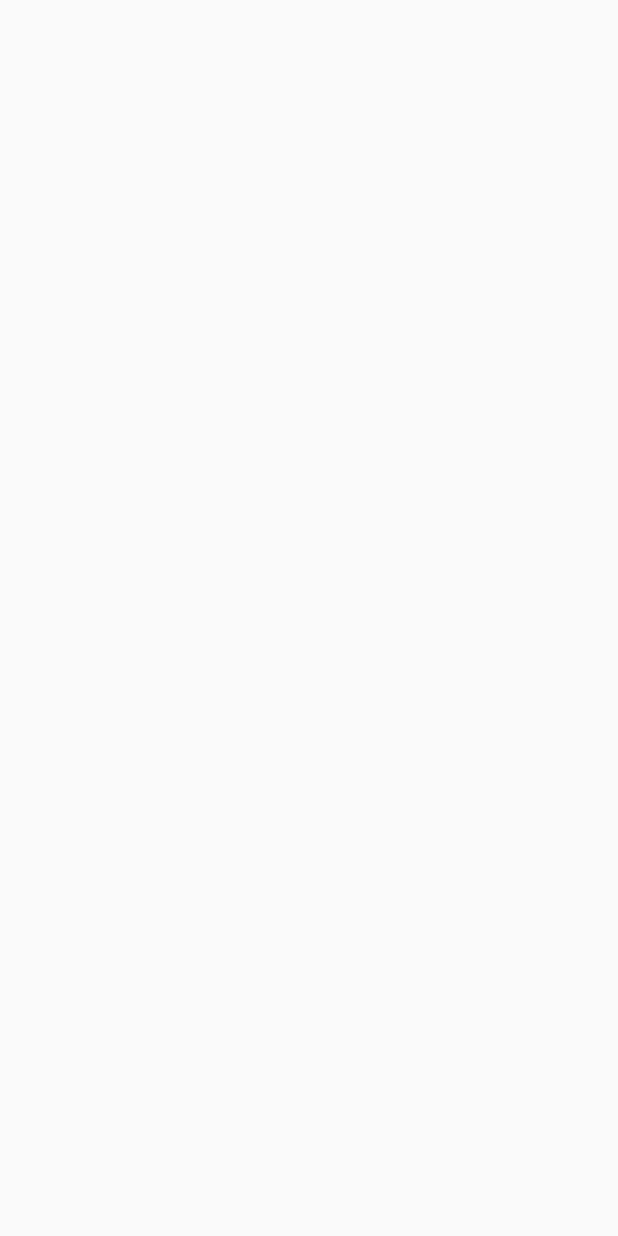
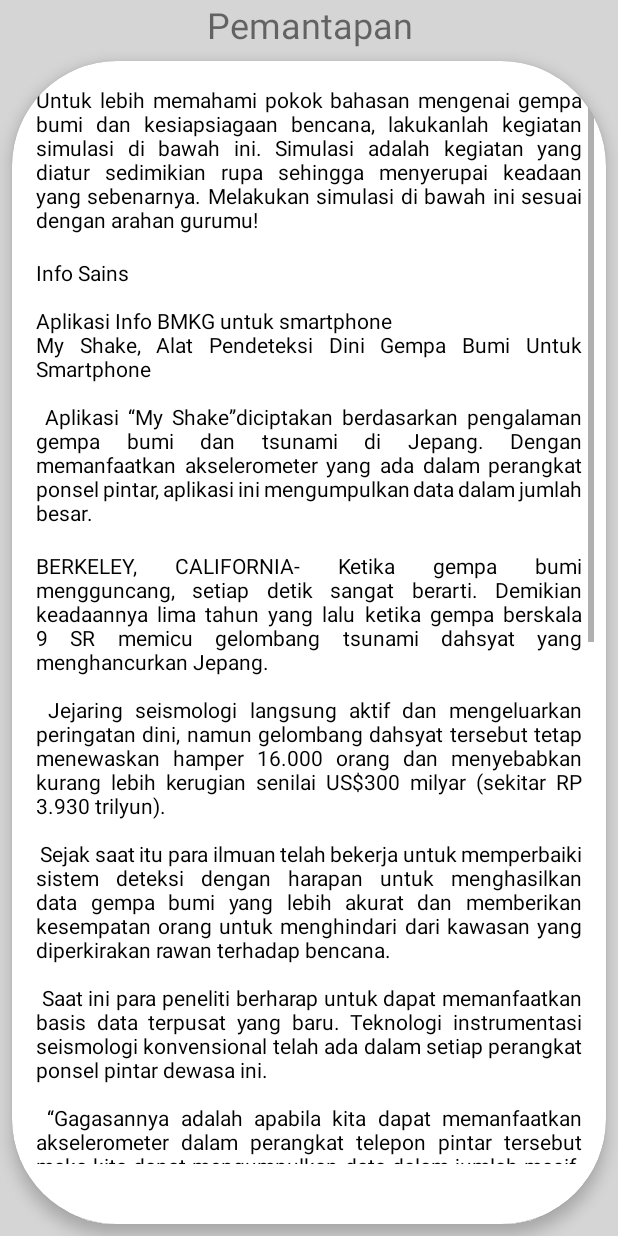
Before and after one commit to FazaAzizi/bookApps, an Android app: the st3PemantapanActivity screen opened directly, with no data from a screen before it, on a phone screen of 412 x 824 dp. Before the commit the screen is empty. Run offline under Robolectric (Android 15) with nearby library versions, the phone set to English and light mode, and no system bars.

Commit message:
pemantapan

```diff
--- a/app/src/main/res/layout/activity_st3_pemantapan.xml
+++ b/app/src/main/res/layout/activity_st3_pemantapan.xml
@@ -1,9 +1,91 @@
 <?xml version="1.0" encoding="utf-8"?>
-<androidx.constraintlayout.widget.ConstraintLayout xmlns:android="http://schemas.android.com/apk/res/android"
+<LinearLayout xmlns:android="http://schemas.android.com/apk/res/android"
     xmlns:app="http://schemas.android.com/apk/res-auto"
     xmlns:tools="http://schemas.android.com/tools"
+    xmlns:card_view="http://schemas.android.com/apk/res-auto"
     android:layout_width="match_parent"
     android:layout_height="match_parent"
+    android:orientation="vertical"
+    android:background="@color/bkg"
     tools:context=".st3.st3PemantapanActivity">
 
-</androidx.constraintlayout.widget.ConstraintLayout>
+
+    <TextView
+        android:layout_width="match_parent"
+        android:layout_height="wrap_content"
+        android:text="Pemantapan"
+        android:textSize="24sp"
+        android:gravity="center_horizontal"/>
+    <androidx.cardview.widget.CardView
+        android:layout_width="match_parent"
+        android:layout_height="match_parent"
+        android:layout_margin="8dp"
+        android:padding="8dp"
+        app:cardCornerRadius="70dp"
+        app:cardBackgroundColor="@android:color/white"
+        android:paddingBottom="32dp"
+        card_view:cardElevation="6dp"
+        card_view:cardPreventCornerOverlap="false"
+        >
+        <ScrollView
+            android:layout_width="match_parent"
+            android:layout_height="match_parent"
+            android:layout_margin="8dp"
+            android:paddingBottom="32dp">
+
+
+            <LinearLayout
+                android:layout_width="match_parent"
+                android:layout_height="wrap_content"
+                android:orientation="vertical">
+
+
+                <TextView
+                    android:justificationMode="inter_word"
+                    android:layout_width="match_parent"
+                    android:layout_height="wrap_content"
+                    android:layout_margin="8dp"
+                    android:textColor="@android:color/black"
+                    android:text="@string/txtST3pemantapan"/>
+
+                <TextView
+                    android:justificationMode="inter_word"
+                    android:layout_width="match_parent"
+                    android:layout_height="wrap_content"
+                    android:layout_margin="8dp"
+                    android:textColor="@android:color/black"
+                    android:text="@string/txtST3pemantapan2"/>
+
+                <TextView
+                    android:justificationMode="inter_word"
+                    android:layout_width="match_parent"
+                    android:layout_height="wrap_content"
+                    android:layout_margin="8dp"
+                    android:textColor="@android:color/black"
+                    android:text="@string/txtST3pemantapan3"/>
+
+                <TextView
+                    android:justificationMode="inter_word"
+                    android:layout_width="match_parent"
+                    android:layout_height="wrap_content"
+                    android:layout_margin="8dp"
+                    android:textColor="@android:color/black"
+                    android:text="@string/txtST3kutipan3"/>
+
+                <TextView
+                    android:justificationMode="inter_word"
+                    android:layout_width="match_parent"
+                    android:layout_height="wrap_content"
+                    android:layout_margin="8dp"
+                    android:textColor="@android:color/black"/>
+
+
+            </LinearLayout>
+        </ScrollView>
+
+    </androidx.cardview.widget.CardView>
+
+
+
+
+</LinearLayout>
--- a/app/src/main/res/values/strings.xml
+++ b/app/src/main/res/values/strings.xml
@@ -585,8 +585,8 @@
 
     <string name="txtST3pemantapan2">
         Info Sains
-        \n\n Aplikasi Info BMKG untuk smartphone
-        \n My Shake, Alat Pendeteksi Dini Gempa Bumi Untuk Smartphone
+        \n\nAplikasi Info BMKG untuk smartphone
+        \nMy Shake, Alat Pendeteksi Dini Gempa Bumi Untuk Smartphone
 
         \n\n Aplikasi “My Shake”diciptakan berdasarkan pengalaman gempa bumi dan tsunami di Jepang. Dengan memanfaatkan akselerometer yang ada dalam perangkat ponsel pintar, aplikasi ini mengumpulkan data dalam jumlah besar.
     </string>
@@ -596,7 +596,7 @@
         \n Sumber: androidpit.es
     </string>
 
-    <string name="txtSTpemantapan3">
+    <string name="txtST3pemantapan3">
         BERKELEY, CALIFORNIA- Ketika gempa bumi mengguncang, setiap detik sangat berarti. Demikian keadaannya lima tahun yang lalu ketika gempa berskala 9 SR memicu gelombang tsunami dahsyat yang menghancurkan Jepang.
 
         \n\n Jejaring seismologi langsung aktif dan mengeluarkan peringatan dini, namun gelombang dahsyat tersebut tetap menewaskan hamper 16.000 orang dan menyebabkan kurang lebih kerugian senilai US$300 milyar (sekitar RP 3.930 trilyun).
```
Also changed, not shown: app/src/main/res/layout/activity_st3_aplikasi.xml (+53 -2 lines).
